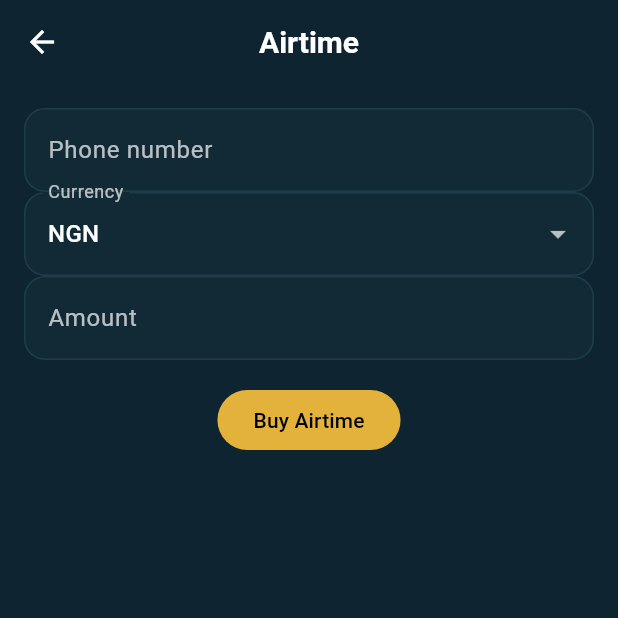
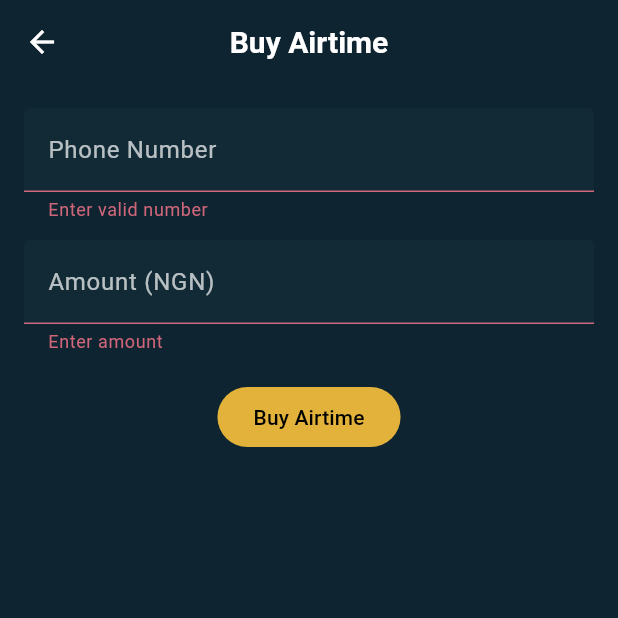
Before and after one commit to Tether-creator/zeus_app_premium, a Flutter app: the AirtimeScreen screen opened directly, after a tap on "Buy Airtime", on a phone screen of 412 x 824 dp, the top half of it. Run offline on Flutter 3.47's test engine with Material 3 defaults, Android fonts, the phone set to English and light mode, and no system bars; our stand-ins replace pdf, printing.

Commit message:
Update airtime_screen.dart

```diff
--- a/lib/screens/airtime_screen.dart
+++ b/lib/screens/airtime_screen.dart
@@ -1,47 +1,63 @@
-// lib/screens/airtime_screen.dart
 import 'package:flutter/material.dart';
-import '../ui.dart';
-import '../state.dart';
+import '../theme.dart';
+import '../services/limits.dart';
 
 class AirtimeScreen extends StatefulWidget {
   static const route = '/airtime';
   const AirtimeScreen({super.key});
+
   @override
   State<AirtimeScreen> createState() => _AirtimeScreenState();
 }
 
 class _AirtimeScreenState extends State<AirtimeScreen> {
-  final phone = TextEditingController();
-  final amount = TextEditingController();
-  String currency = 'NGN';
+  final _formKey = GlobalKey<FormState>();
+  final _phoneCtrl = TextEditingController();
+  final _amountCtrl = TextEditingController();
 
-  void _buy() {
-    final a = double.tryParse(amount.text) ?? 0;
-    if (a <= 0) return;
-    if (a > AppState.airtimePerTxn) { _snack('Max ₦20,000 per transaction'); return; }
-    if (AppState.i.todayUsed('airtime') + a > AppState.airtimeDaily) { _snack('Daily airtime limit ₦100,000 reached'); return; }
-    if (AppState.i.balances[currency]! < a) { _snack('Insufficient $currency'); return; }
-    AppState.i.balances[currency] = AppState.i.balances[currency]! - a;
-    AppState.i._addDaily('airtime', a);
-    AppState.i.addTransaction(TransactionItem(title: 'Airtime • ${phone.text}', currency: currency, amount: -a, time: DateTime.now(), type: 'airtime'));
-    _snack('Airtime purchased');
-    Navigator.pop(context);
+  void _submit() {
+    if (!_formKey.currentState!.validate()) return;
+    final amt = double.tryParse(_amountCtrl.text) ?? 0;
+    if (amt > ZeusLimits.airtimePerTxn) {
+      ScaffoldMessenger.of(context).showSnackBar(
+        SnackBar(content: Text('Per-transaction limit is ₦${ZeusLimits.airtimePerTxn.toInt()}')),
+      );
+      return;
+    }
+    ScaffoldMessenger.of(context).showSnackBar(
+      const SnackBar(content: Text('Airtime purchase submitted.')),
+    );
   }
 
-  void _snack(String m) => ScaffoldMessenger.of(context).showSnackBar(SnackBar(content: Text(m)));
-
   @override
-  Widget build(BuildContext context) => Scaffold(
-    appBar: AppBar(title: const Text('Airtime')),
-    body: Padding(
-      padding: const EdgeInsets.all(16),
-      child: Column(children: [
-        TextFormField(controller: phone, decoration: const InputDecoration(labelText: 'Phone number')),
-        DropdownButtonFormField(value: currency, items: const ['NGN','USD','EUR','GBP','GHC','KSH'].map((e)=>DropdownMenuItem(value:e,child:Text(e))).toList(), onChanged: (v)=>setState(()=>currency=v!), decoration: const InputDecoration(labelText: 'Currency')),
-        TextFormField(controller: amount, decoration: const InputDecoration(labelText: 'Amount'), keyboardType: const TextInputType.numberWithOptions(decimal: true)),
-        const SizedBox(height: 16),
-        PrimaryButton(text: 'Buy Airtime', onPressed: _buy),
-      ]),
-    ),
-  );
+  Widget build(BuildContext context) {
+    return Scaffold(
+      appBar: AppBar(title: const Text('Buy Airtime')),
+      body: Padding(
+        padding: const EdgeInsets.all(16),
+        child: Form(
+          key: _formKey,
+          child: Column(
+            children: [
+              TextFormField(
+                controller: _phoneCtrl,
+                keyboardType: TextInputType.phone,
+                decoration: const InputDecoration(labelText: 'Phone Number'),
+                validator: (v) => v!.length >= 10 ? null : 'Enter valid number',
+              ),
+              const SizedBox(height: 12),
+              TextFormField(
+                controller: _amountCtrl,
+                keyboardType: TextInputType.number,
+                decoration: const InputDecoration(labelText: 'Amount (NGN)'),
+                validator: (v) => (double.tryParse(v ?? '') ?? 0) > 0 ? null : 'Enter amount',
+              ),
+              const SizedBox(height: 18),
+              FilledButton(onPressed: _submit, child: const Text('Buy Airtime')),
+            ],
+          ),
+        ),
+      ),
+    );
+  }
 }
```
